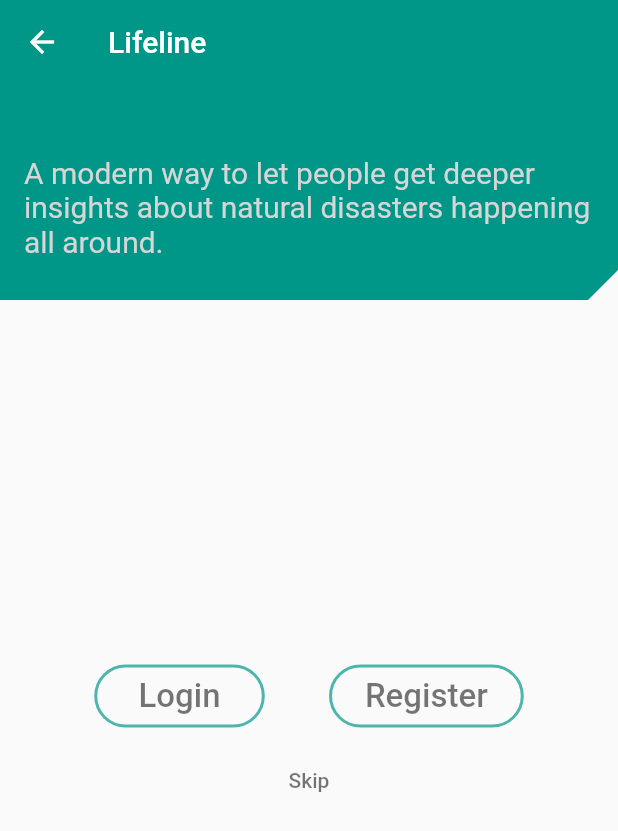
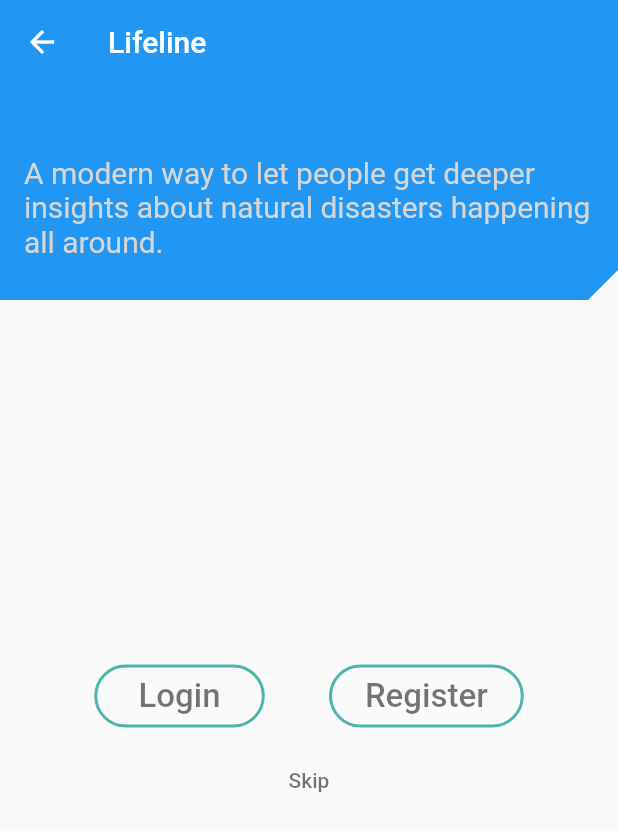
Before and after one commit to sarbikbetal/flutter-disaster-reporting, a Flutter app: the screen it shows after launch, on a phone screen of 412 x 824 dp. Shown: the top 831 px of the screen. Run offline on Flutter 3.47's test engine with Material 2 defaults, Android fonts, the phone set to English and light mode, and no system bars.

Commit message:
changed color to blue

```diff
--- a/lib/main.dart
+++ b/lib/main.dart
@@ -15,7 +15,7 @@ class Landing extends StatelessWidget {
     return MaterialApp(
         title: 'Flutter Demo',
         theme: ThemeData(
-          primarySwatch: Colors.teal,
+          primarySwatch: Colors.blue,
         ),
         // home: Home(),
         routes: {
```
